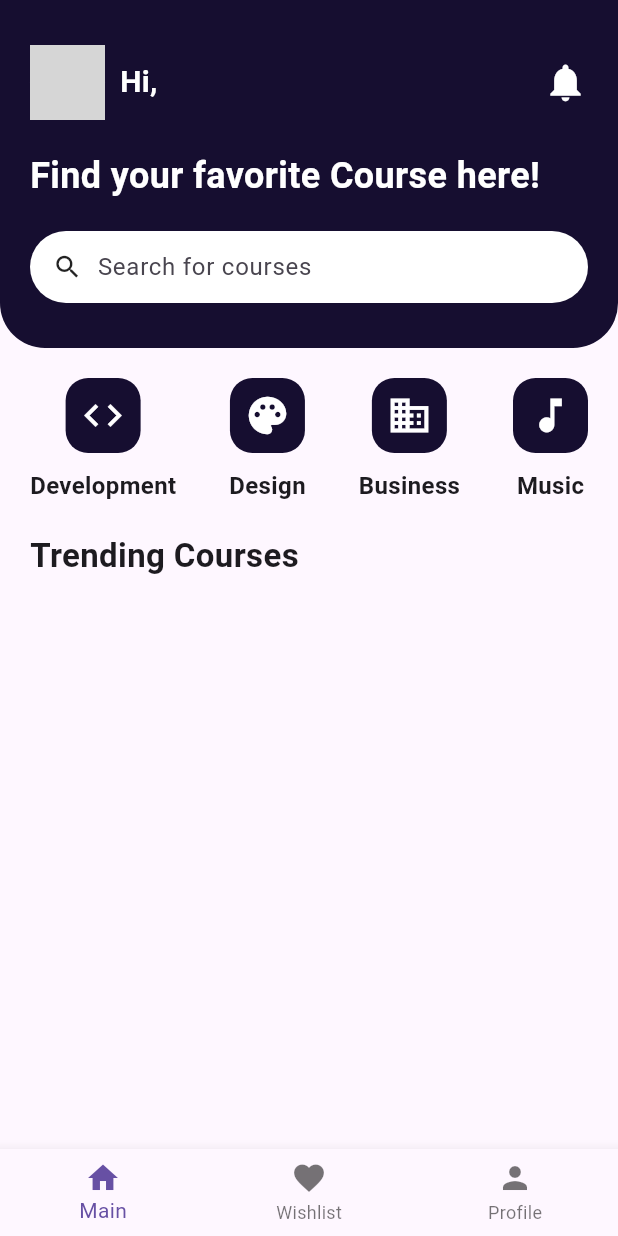
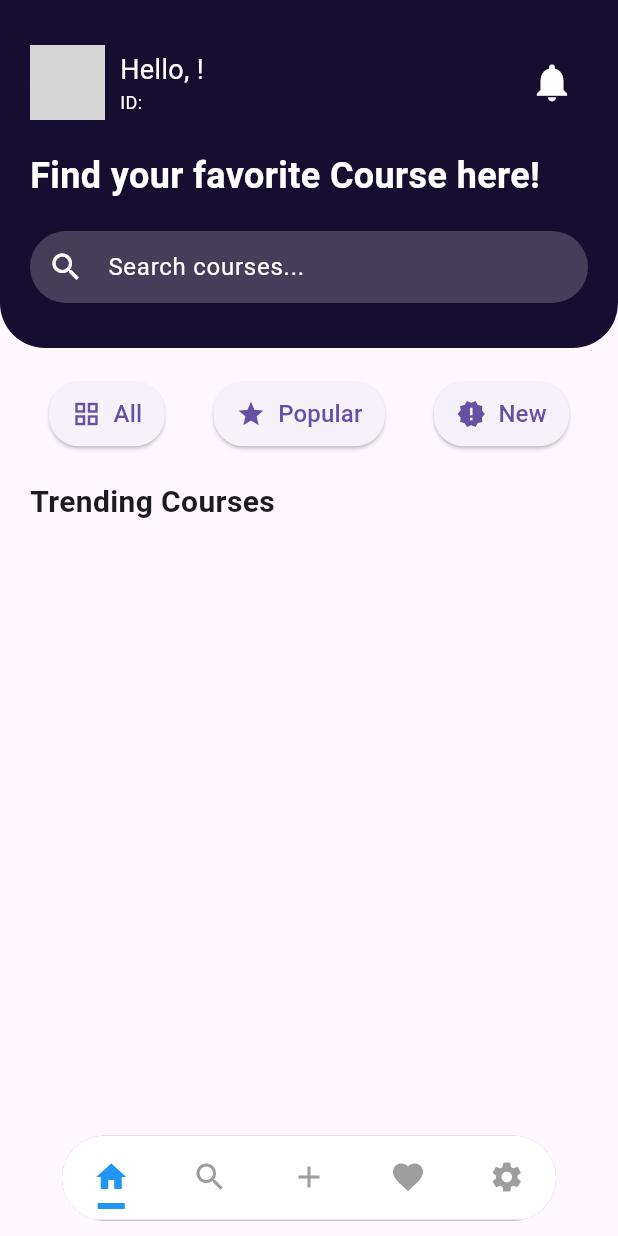
Before and after one commit to Ramzeus-svg/etqan, a Flutter app: the UserPage screen opened directly with empty values, on a phone screen of 412 x 824 dp. Run offline on Flutter 3.47's test engine with Material 3 defaults, Android fonts, the phone set to English and light mode, and no system bars; our stand-ins replace cloud_firestore, firebase_auth, firebase_core, firebase_storage, image_picker, shared_preferences; missing offline and left inert: firebase_app_check; accounts and stored records are empty; grey boxes are pictures that could not be loaded.

Commit message:
UI/UX Modifications

```diff
--- /dev/null
+++ b/lib/bottom_bar.dart
@@ -0,0 +1,260 @@
+import 'package:flutter/material.dart';
+import 'package:flutter/rendering.dart';
+
+class BottomBar extends StatefulWidget {
+  final Widget child;
+  final int currentPage;
+  final TabController tabController;
+  final List<Color> colors;
+  final Color unselectedColor;
+  final Color barColor;
+  final double end;
+  final double start;
+  final ValueChanged<int> onTap;
+
+  const BottomBar({
+    required this.child,
+    required this.currentPage,
+    required this.tabController,
+    required this.colors,
+    required this.unselectedColor,
+    required this.barColor,
+    required this.end,
+    required this.start,
+    required this.onTap,
+    Key? key,
+  }) : super(key: key);
+
+  @override
+  _BottomBarState createState() => _BottomBarState();
+}
+
+class _BottomBarState extends State<BottomBar>
+    with SingleTickerProviderStateMixin {
+  ScrollController scrollBottomBarController = ScrollController();
+  late AnimationController _controller;
+  late Animation<Offset> _offsetAnimation;
+  bool isScrollingDown = false;
+  bool isOnTop = true;
+
+  @override
+  void initState() {
+    myScroll();
+    super.initState();
+    _controller = AnimationController(
+      duration: const Duration(milliseconds: 300),
+      vsync: this,
+    );
+    _offsetAnimation = Tween<Offset>(
+      begin: Offset(0, widget.end),
+      end: Offset.zero,
+    ).animate(CurvedAnimation(
+      parent: _controller,
+      curve: Curves.easeIn,
+    ))
+      ..addListener(() {
+        if (mounted) {
+          setState(() {});
+        }
+      });
+    _controller.forward();
+  }
+
+  void showBottomBar() {
+    if (mounted) {
+      setState(() {
+        _controller.forward();
+      });
+    }
+  }
+
+  void hideBottomBar() {
+    if (mounted) {
+      setState(() {
+        _controller.reverse();
+      });
+    }
+  }
+
+  Future<void> myScroll() async {
+    scrollBottomBarController.addListener(() {
+      if (scrollBottomBarController.position.userScrollDirection ==
+          ScrollDirection.reverse) {
+        if (!isScrollingDown) {
+          isScrollingDown = true;
+          isOnTop = false;
+          hideBottomBar();
+        }
+      }
+      if (scrollBottomBarController.position.userScrollDirection ==
+          ScrollDirection.forward) {
+        if (isScrollingDown) {
+          isScrollingDown = false;
+          isOnTop = true;
+          showBottomBar();
+        }
+      }
+    });
+  }
+
+  @override
+  void dispose() {
+    scrollBottomBarController.removeListener(() {});
+    _controller.dispose();
+    super.dispose();
+  }
+
+  @override
+  Widget build(BuildContext context) {
+    return Stack(
+      fit: StackFit.expand,
+      alignment: Alignment.bottomCenter,
+      children: [
+        widget.child,
+        Positioned(
+          bottom: widget.start,
+          child: AnimatedContainer(
+            duration: Duration(milliseconds: 300),
+            curve: Curves.easeIn,
+            width: isOnTop == true ? 0 : 40,
+            height: isOnTop == true ? 0 : 40,
+            decoration: BoxDecoration(
+              color: widget.barColor,
+              shape: BoxShape.circle,
+            ),
+            padding: EdgeInsets.zero,
+            margin: EdgeInsets.zero,
+            child: ClipOval(
+              child: Material(
+                color: Colors.transparent,
+                child: SizedBox(
+                  height: 40,
+                  width: 40,
+                  child: Center(
+                    child: IconButton(
+                      padding: EdgeInsets.zero,
+                      onPressed: () {
+                        scrollBottomBarController
+                            .animateTo(
+                          scrollBottomBarController.position.minScrollExtent,
+                          duration: const Duration(milliseconds: 500),
+                          curve: Curves.easeIn,
+                        )
+                            .then((value) {
+                          if (mounted) {
+                            setState(() {
+                              isOnTop = true;
+                              isScrollingDown = false;
+                            });
+                          }
+                          showBottomBar();
+                        });
+                      },
+                      icon: Icon(
+                        Icons.arrow_upward_rounded,
+                        color: widget.unselectedColor,
+                      ),
+                    ),
+                  ),
+                ),
+              ),
+            ),
+          ),
+        ),
+        Positioned(
+          bottom: widget.start,
+          child: SlideTransition(
+            position: _offsetAnimation,
+            child: ClipRRect(
+              borderRadius: BorderRadius.circular(500),
+              child: Container(
+                width: MediaQuery.of(context).size.width * 0.8,
+                decoration: BoxDecoration(
+                  color: Theme.of(context).primaryColor,
+                  borderRadius: BorderRadius.circular(500),
+                ),
+                child: Material(
+                  color: widget.barColor,
+                  child: TabBar(
+                    onTap: widget.onTap,
+                    indicatorPadding: const EdgeInsets.fromLTRB(6, 0, 6, 0),
+                    controller: widget.tabController,
+                    indicator: UnderlineTabIndicator(
+                      borderSide: BorderSide(
+                        color: widget.colors[widget.currentPage],
+                        width: 4,
+                      ),
+                      insets: EdgeInsets.fromLTRB(16, 0, 16, 8),
+                    ),
+                    tabs: [
+                      SizedBox(
+                        height: 55,
+                        width: 40,
+                        child: Center(
+                          child: Icon(
+                            Icons.home,
+                            color: widget.currentPage == 0
+                                ? widget.colors[0]
+                                : widget.unselectedColor,
+                          ),
+                        ),
+                      ),
+                      SizedBox(
+                        height: 55,
+                        width: 40,
+                        child: Center(
+                          child: Icon(
+                            Icons.search,
+                            color: widget.currentPage == 1
+                                ? widget.colors[1]
+                                : widget.unselectedColor,
+                          ),
+                        ),
+                      ),
+                      SizedBox(
+                        height: 55,
+                        width: 40,
+                        child: Center(
+                          child: Icon(
+                            Icons.add,
+                            color: widget.currentPage == 2
+                                ? widget.colors[2]
+                                : widget.unselectedColor,
+                          ),
+                        ),
+                      ),
+                      SizedBox(
+                        height: 55,
+                        width: 40,
+                        child: Center(
+                          child: Icon(
+                            Icons.favorite,
+                            color: widget.currentPage == 3
+                                ? widget.colors[3]
+                                : widget.unselectedColor,
+                          ),
+                        ),
+                      ),
+                      SizedBox(
+                        height: 55,
+                        width: 40,
+                        child: Center(
+                          child: Icon(
+                            Icons.settings,
+                            color: widget.currentPage == 4
+                                ? widget.colors[4]
+                                : widget.unselectedColor,
+                          ),
+                        ),
+                      ),
+                    ],
+                  ),
+                ),
+              ),
+            ),
+          ),
+        ),
+      ],
+    );
+  }
+}
--- a/lib/user_page.dart
+++ b/lib/user_page.dart
@@ -4,6 +4,7 @@ import 'package:firebase_storage/firebase_storage.dart';
 import 'package:shared_preferences/shared_preferences.dart';
 import 'package:firebase_app_check/firebase_app_check.dart';
 import 'login_page.dart';
+import 'bottom_bar.dart';
 
 class UserPage extends StatefulWidget {
   final String email;
@@ -14,25 +15,34 @@ class UserPage extends StatefulWidget {
   _UserPageState createState() => _UserPageState();
 }
 
-class _UserPageState extends State<UserPage> {
-  final FirebaseFirestore firestore = FirebaseFirestore.instance;
-  final FirebaseStorage storage = FirebaseStorage.instance;
+class _UserPageState extends State<UserPage> with SingleTickerProviderStateMixin {
+  final FirebaseFirestore _firestore = FirebaseFirestore.instance;
+  final FirebaseStorage _storage = FirebaseStorage.instance;
 
-  String userName = 'Loading...';
-  String studentId = 'Loading...';
-  List<CustomListItem> items = [];
-  Map<String, String> courseImages = {};
-  bool isLoading = true;
+  String _userName = 'Loading...';
+  String _studentId = 'Loading...';
+  List<CustomListItem> _items = [];
+  Map<String, String> _courseImages = {};
+  bool _isLoading = true;
   int _selectedIndex = 0;
+  late TabController _tabController;
 
   @override
   void initState() {
     super.initState();
+    _tabController = TabController(length: 3, vsync: this); // Initialize TabController
     _initializeData();
     _activateAppCheck();
   }
 
+  @override
+  void dispose() {
+    _tabController.dispose(); // Dispose of TabController
+    super.dispose();
+  }
+
   Future<void> _initializeData() async {
+    setState(() => _isLoading = true);
     try {
       await Future.wait([
         _fetchUserData(widget.email),
@@ -42,17 +52,15 @@ class _UserPageState extends State<UserPage> {
     } catch (e) {
       print('Error initializing data: $e');
     } finally {
-      setState(() {
-        isLoading = false;
-      });
+      setState(() => _isLoading = false);
     }
   }
 
   Future<void> _activateAppCheck() async {
     try {
       await FirebaseAppCheck.instance.activate(
-        androidProvider: AndroidProvider.playIntegrity, // Android
-        appleProvider: AppleProvider.deviceCheck, // iOS
+        androidProvider: AndroidProvider.playIntegrity,
+        appleProvider: AppleProvider.deviceCheck,
       );
     } catch (e) {
       print('Error activating Firebase App Check: $e');
@@ -61,46 +69,41 @@ class _UserPageState extends State<UserPage> {
 
   Future<void> _fetchUserData(String email) async {
     try {
-      DocumentSnapshot documentSnapshot = await firestore
-          .collection('Users')
-          .doc(email.toLowerCase())
-          .get();
+      final DocumentSnapshot doc = await _firestore.collection('Users').doc(email.toLowerCase()).get();
 
-      if (documentSnapshot.exists) {
-        String name = documentSnapshot['name'] ?? '';
-        String firstName = _getFirstName(name);
-        String studentId = documentSnapshot['studentID'] ?? '';
-
+      if (doc.exists) {
+        final String name = doc['name'] ?? '';
+        final String studentId = doc['studentID'] ?? '';
         setState(() {
-          userName = firstName;
-          this.studentId = studentId;
+          _userName = _getFirstName(name);
+          _studentId = studentId;
         });
       } else {
         setState(() {
-          userName = 'User not found';
-          studentId = 'N/A';
+          _userName = 'User not found';
+          _studentId = 'N/A';
         });
       }
     } catch (e) {
       print('Error fetching user data: $e');
       setState(() {
-        userName = 'Error';
-        studentId = 'N/A';
+        _userName = 'Error';
+        _studentId = 'N/A';
       });
     }
   }
 
   Future<void> _fetchCoursesFromFirestore() async {
     try {
-      QuerySnapshot querySnapshot = await firestore.collection('Courses').get();
-      List<CustomListItem> fetchedItems = querySnapshot.docs.map((doc) {
+      final QuerySnapshot querySnapshot = await _firestore.collection('Courses').get();
+      final List<CustomListItem> fetchedItems = querySnapshot.docs.map((doc) {
         return CustomListItem(
           name: doc['name'] ?? 'Unknown',
           content: '', // Assuming no content needed for courses
         );
       }).toList();
       setState(() {
-        items = fetchedItems;
+        _items = fetchedItems;
       });
     } catch (e) {
       print('Error fetching courses from Firestore: $e');
@@ -109,27 +112,25 @@ class _UserPageState extends State<UserPage> {
 
   Future<void> _fetchCourseImagesFromStorage() async {
     try {
-      QuerySnapshot courseQuerySnapshot = await firestore.collection('Courses').get();
-      Map<String, String> imageUrls = {};
+      final QuerySnapshot courseQuerySnapshot = await _firestore.collection('Courses').get();
+      final Map<String, String> imageUrls = {};
 
       for (var courseDoc in courseQuerySnapshot.docs) {
-        String courseName = courseDoc['name'] ?? '';
-
+        final String courseName = courseDoc['name'] ?? '';
         if (courseName.isNotEmpty) {
           try {
-            String courseImagePath = 'courses/$courseName/$courseName.png';
-            String courseImageUrl = await storage.ref(courseImagePath).getDownloadURL();
+            final String courseImagePath = 'courses/$courseName/$courseName.png';
+            final String courseImageUrl = await _storage.ref(courseImagePath).getDownloadURL();
             imageUrls[courseName] = courseImageUrl;
           } catch (e) {
             print('Error fetching image URL for $courseName: $e');
-            // Use a default image URL or a placeholder image
             imageUrls[courseName] = 'https://example.com/placeholder.png';
           }
         }
       }
 
       setState(() {
-        courseImages = imageUrls;
+        _courseImages = imageUrls;
       });
     } catch (e) {
       print('Error fetching course images: $e');
@@ -137,12 +138,11 @@ class _UserPageState extends State<UserPage> {
   }
 
   String _getFirstName(String fullName) {
-    List<String> parts = fullName.split(' ');
-    return parts.isNotEmpty ? parts.first : '';
+    return fullName.split(' ').firstWhere((part) => part.isNotEmpty, orElse: () => '');
   }
 
-  void _logout() async {
-    SharedPreferences prefs = await SharedPreferences.getInstance();
+  Future<void> _logout() async {
+    final SharedPreferences prefs = await SharedPreferences.getInstance();
     await prefs.clear();
     Navigator.pushReplacement(
       context,
@@ -164,14 +164,14 @@ class _UserPageState extends State<UserPage> {
                 title: const Text('Settings'),
                 onTap: () {
                   // Handle settings option
-                  Navigator.pop(context); // Close the dialog
+                  Navigator.pop(context);
                 },
               ),
               ListTile(
                 leading: const Icon(Icons.logout),
                 title: const Text('Logout'),
                 onTap: () {
-                  Navigator.pop(context); // Close the dialog
+                  Navigator.pop(context);
                   _logout();
                 },
               ),
@@ -186,44 +186,35 @@ class _UserPageState extends State<UserPage> {
     setState(() {
       _selectedIndex = index;
     });
-  }
-
-  Widget _getSelectedPage() {
-    switch (_selectedIndex) {
-      case 0:
-        return _buildMainPage();
-      case 1:
-        return _buildWishlistPage();
-      case 2:
-        return _buildProfilePage();
-      default:
-        return _buildMainPage();
-    }
+    _tabController.animateTo(index);
   }
 
   @override
   Widget build(BuildContext context) {
     return Scaffold(
-      body: isLoading
+      body: _isLoading
           ? const Center(child: CircularProgressIndicator())
-          : _getSelectedPage(),
-      bottomNavigationBar: BottomNavigationBar(
-        items: const [
-          BottomNavigationBarItem(
-            icon: Icon(Icons.home),
-            label: 'Main',
+          : BottomBar(
+        currentPage: _selectedIndex,
+        tabController: _tabController,
+        colors: [
+          Colors.blue,
+          Colors.red,
+          Colors.green,
+        ],
+        unselectedColor: Colors.grey,
+        barColor: Colors.white,
+        end: 0.0,
+        start: 10.0,
+        onTap: _onItemTapped,
+        child: TabBarView(
+          controller: _tabController,
+          children: [
+            _buildMainPage(),
+            _buildWishlistPage(),
+            _buildProfilePage(),
+          ],
         ),
-          BottomNavigationBarItem(
-            icon: Icon(Icons.favorite),
-            label: 'Wishlist',
-          ),
-          BottomNavigationBarItem(
-            icon: Icon(Icons.person),
-            label: 'Profile',
-          ),
-        ],
-        currentIndex: _selectedIndex,
-        onTap: _onItemTapped,
       ),
     );
   }
@@ -296,116 +287,105 @@ class _UserPageState extends State<UserPage> {
         Row(
           children: [
             CircleAvatar(
-              radius: isSmallScreen ? 25 : 35,
-              backgroundImage: AssetImage('assets/profile.jpg'), // Replace with actual image
+              radius: isSmallScreen ? 25 : 30,
+              backgroundImage: const AssetImage('assets/avatar.png'),
             ),
             const SizedBox(width: 10),
+            Column(
+              crossAxisAlignment: CrossAxisAlignment.start,
+              children: [
                 Text(
-              'Hi, $userName', // Dynamic greeting
+                  'Hello, $_userName!',
                   style: TextStyle(
                     color: Colors.white,
-                fontSize: isSmallScreen ? 20 : 28,
-                fontWeight: FontWeight.bold,
+                    fontSize: isSmallScreen ? 18 : 24,
+                  ),
+                ),
+                Text(
+                  'ID: $_studentId',
+                  style: TextStyle(
+                    color: Colors.white,
+                    fontSize: isSmallScreen ? 12 : 16,
                   ),
                 ),
               ],
             ),
-        Icon(
+          ],
+        ),
+        IconButton(
+          icon: Icon(
             Icons.notifications,
             color: Colors.white,
-          size: isSmallScreen ? 30 : 40,
+            size: isSmallScreen ? 30 : 35,
+          ),
+          onPressed: () {
+            // Handle notification icon press
+          },
         ),
       ],
     );
   }
 
   Widget _buildSearchBar(bool isSmallScreen) {
-    return Container(
-      padding: const EdgeInsets.symmetric(horizontal: 15),
-      decoration: BoxDecoration(
+    return TextField(
+      decoration: InputDecoration(
+        hintText: 'Search courses...',
+        hintStyle: TextStyle(
           color: Colors.white,
+          fontSize: isSmallScreen ? 16 : 20,
+        ),
+        filled: true,
+        fillColor: Colors.white.withOpacity(0.2),
+        contentPadding: EdgeInsets.symmetric(
+          vertical: isSmallScreen ? 10 : 15,
+          horizontal: 20,
+        ),
+        border: OutlineInputBorder(
           borderRadius: BorderRadius.circular(30),
+          borderSide: BorderSide.none,
         ),
-      child: Row(
-        children: [
-          Icon(Icons.search, size: isSmallScreen ? 20 : 30),
-          const SizedBox(width: 10),
-          Expanded(
-            child: TextField(
-              decoration: InputDecoration(
-                hintText: 'Search for courses',
-                border: InputBorder.none,
+        prefixIcon: Icon(
+          Icons.search,
+          color: Colors.white,
+          size: isSmallScreen ? 24 : 28,
         ),
       ),
-          ),
-        ],
+      style: TextStyle(
+        color: Colors.white,
+        fontSize: isSmallScreen ? 16 : 20,
       ),
     );
   }
 
   Widget _buildCategoryButtons(bool isSmallScreen) {
-    return Padding(
-      padding: EdgeInsets.symmetric(horizontal: isSmallScreen ? 20 : 40),
-      child: Row(
-        mainAxisAlignment: MainAxisAlignment.spaceBetween,
+    return Row(
+      mainAxisAlignment: MainAxisAlignment.spaceEvenly,
       children: [
-          _buildCategoryButton(
-            icon: Icons.code,
-            label: 'Development',
-            onTap: () {},
-            isSmallScreen: isSmallScreen,
-          ),
-          _buildCategoryButton(
-            icon: Icons.palette,
-            label: 'Design',
-            onTap: () {},
-            isSmallScreen: isSmallScreen,
-          ),
-          _buildCategoryButton(
-            icon: Icons.business,
-            label: 'Business',
-            onTap: () {},
-            isSmallScreen: isSmallScreen,
-          ),
-          _buildCategoryButton(
-            icon: Icons.music_note,
-            label: 'Music',
-            onTap: () {},
-            isSmallScreen: isSmallScreen,
-          ),
+        _buildCategoryButton('All', Icons.grid_view, isSmallScreen),
+        _buildCategoryButton('Popular', Icons.star, isSmallScreen),
+        _buildCategoryButton('New', Icons.new_releases, isSmallScreen),
       ],
-      ),
     );
   }
 
-  Widget _buildCategoryButton({
-    required IconData icon,
-    required String label,
-    required VoidCallback onTap,
-    required bool isSmallScreen,
-  }) {
-    return GestureDetector(
-      onTap: onTap,
-      child: Column(
-        children: [
-          Container(
-            padding: EdgeInsets.all(isSmallScreen ? 10 : 15),
-            decoration: BoxDecoration(
-              color: Color(0xFF160E30), // Purple background
-              borderRadius: BorderRadius.circular(15),
+  Widget _buildCategoryButton(String label, IconData icon, bool isSmallScreen) {
+    return ElevatedButton.icon(
+      onPressed: () {
+        // Handle category button press
+      },
+      icon: Icon(icon, size: isSmallScreen ? 20 : 24),
+      label: Text(
+        label,
+        style: TextStyle(fontSize: isSmallScreen ? 16 : 20),
       ),
-            child: Icon(
-              icon,
-              color: Colors.white,
-              size: isSmallScreen ? 30 : 40,
+      style: ElevatedButton.styleFrom(
+        padding: EdgeInsets.symmetric(
+          vertical: isSmallScreen ? 10 : 15,
+          horizontal: isSmallScreen ? 15 : 20,
         ),
+        shape: RoundedRectangleBorder(
+          borderRadius: BorderRadius.circular(20),
         ),
-          const SizedBox(height: 10),
-          Text(
-            label,
-            style: TextStyle(fontSize: 16, fontWeight: FontWeight.bold),
-          ),
-        ],
       ),
     );
   }
@@ -419,17 +399,20 @@ class _UserPageState extends State<UserPage> {
           Text(
             'Trending Courses',
             style: TextStyle(
-              fontSize: isSmallScreen ? 22 : 28,
+              fontSize: isSmallScreen ? 20 : 28,
               fontWeight: FontWeight.bold,
             ),
           ),
-          const SizedBox(height: 20),
+          const SizedBox(height: 10),
           ListView.builder(
             shrinkWrap: true,
-            itemCount: items.length,
-            physics: NeverScrollableScrollPhysics(),
+            physics: const NeverScrollableScrollPhysics(),
+            itemCount: _items.length,
             itemBuilder: (context, index) {
-              return _buildCourseItem(items[index], isSmallScreen);
+              final courseItem = _items[index];
+              final courseImageUrl = _courseImages[courseItem.name] ?? '';
+
+              return _buildCourseListItem(courseItem, courseImageUrl, isSmallScreen);
             },
           ),
         ],
@@ -437,60 +420,31 @@ class _UserPageState extends State<UserPage> {
     );
   }
 
-  Widget _buildCourseItem(CustomListItem item, bool isSmallScreen) {
-    return Container(
-      margin: const EdgeInsets.only(bottom: 15),
-      padding: EdgeInsets.all(isSmallScreen ? 10 : 15),
-      decoration: BoxDecoration(
-        color: Colors.white,
-        borderRadius: BorderRadius.circular(15),
-        boxShadow: [
-          BoxShadow(
-            color: Colors.black.withOpacity(0.1),
-            blurRadius: 10,
-            spreadRadius: 2,
-            offset: Offset(0, 5),
+  Widget _buildCourseListItem(CustomListItem item, String imageUrl, bool isSmallScreen) {
+    return Card(
+      elevation: 4,
+      margin: const EdgeInsets.symmetric(vertical: 10),
+      child: ListTile(
+        contentPadding: EdgeInsets.all(isSmallScreen ? 8 : 16),
+        leading: imageUrl.isNotEmpty
+            ? Image.network(
+          imageUrl,
+          width: isSmallScreen ? 50 : 80,
+          height: isSmallScreen ? 50 : 80,
+          fit: BoxFit.cover,
+        )
+            : null,
+        title: Text(
+          item.name,
+          style: TextStyle(fontSize: isSmallScreen ? 18 : 22),
         ),
-        ],
+        subtitle: Text(
+          item.content,
+          style: TextStyle(fontSize: isSmallScreen ? 14 : 18),
         ),
-      child: Row(
-        children: [
-          ClipRRect(
-            borderRadius: BorderRadius.circular(10),
-            child: Image.network(
-              courseImages[item.name] ?? 'https://example.com/placeholder.png',
-              width: isSmallScreen ? 80 : 100,
-              height: isSmallScreen ? 80 : 100,
-              fit: BoxFit.cover,
-            ),
-          ),
-          const SizedBox(width: 15),
-          Expanded(
-            child: Column(
-              crossAxisAlignment: CrossAxisAlignment.start,
-              children: [
-                Text(
-                  item.name,
-                  style: TextStyle(
-                    fontSize: isSmallScreen ? 18 : 22,
-                    fontWeight: FontWeight.bold,
-                  ),
-                ),
-                const SizedBox(height: 5),
-                Text(
-                  item.content,
-                  style: TextStyle(
-                    fontSize: isSmallScreen ? 14 : 16,
-                    color: Colors.grey,
-                  ),
-                  maxLines: 2,
-                  overflow: TextOverflow.ellipsis,
-                ),
-              ],
-            ),
-          ),
-          Icon(Icons.arrow_forward_ios, color: Colors.grey),
-        ],
+        onTap: () {
+          // Handle course item tap
+        },
       ),
     );
   }
```
Also changed, not shown: lib/inherited_data_provider.dart (added, +14 -0 lines). Lines whose indentation alone changed are shown as unchanged.
